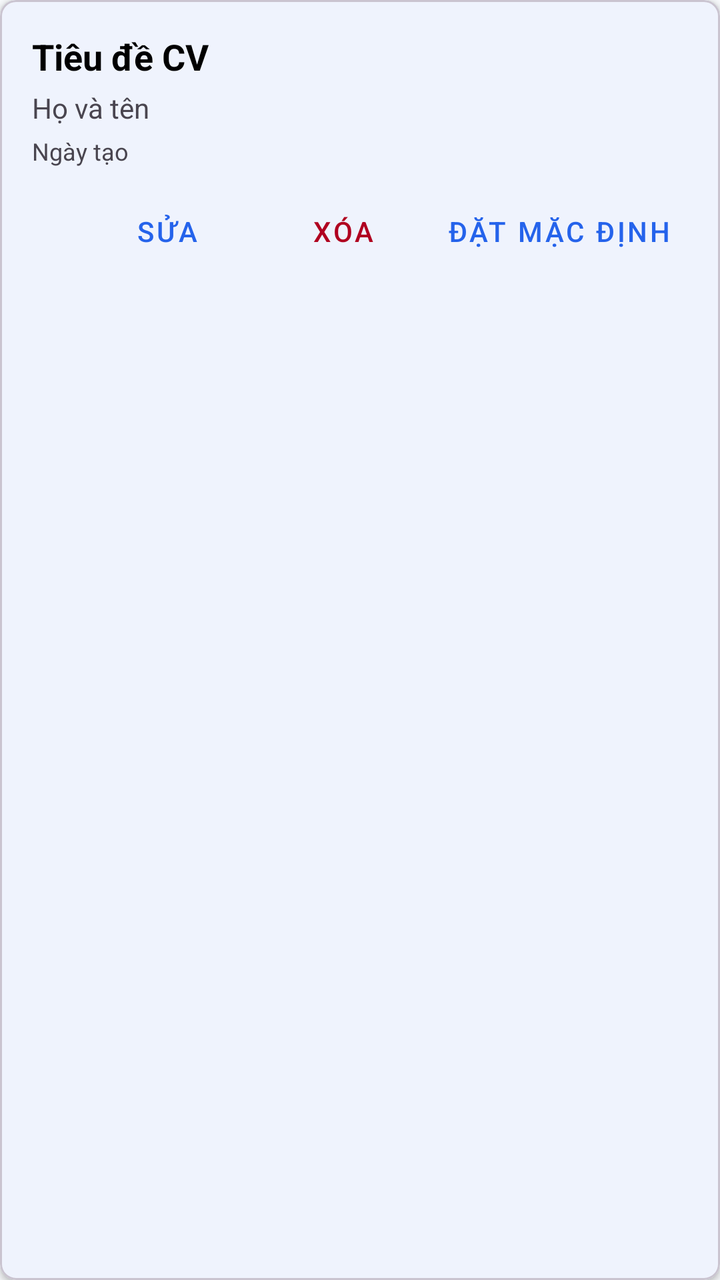
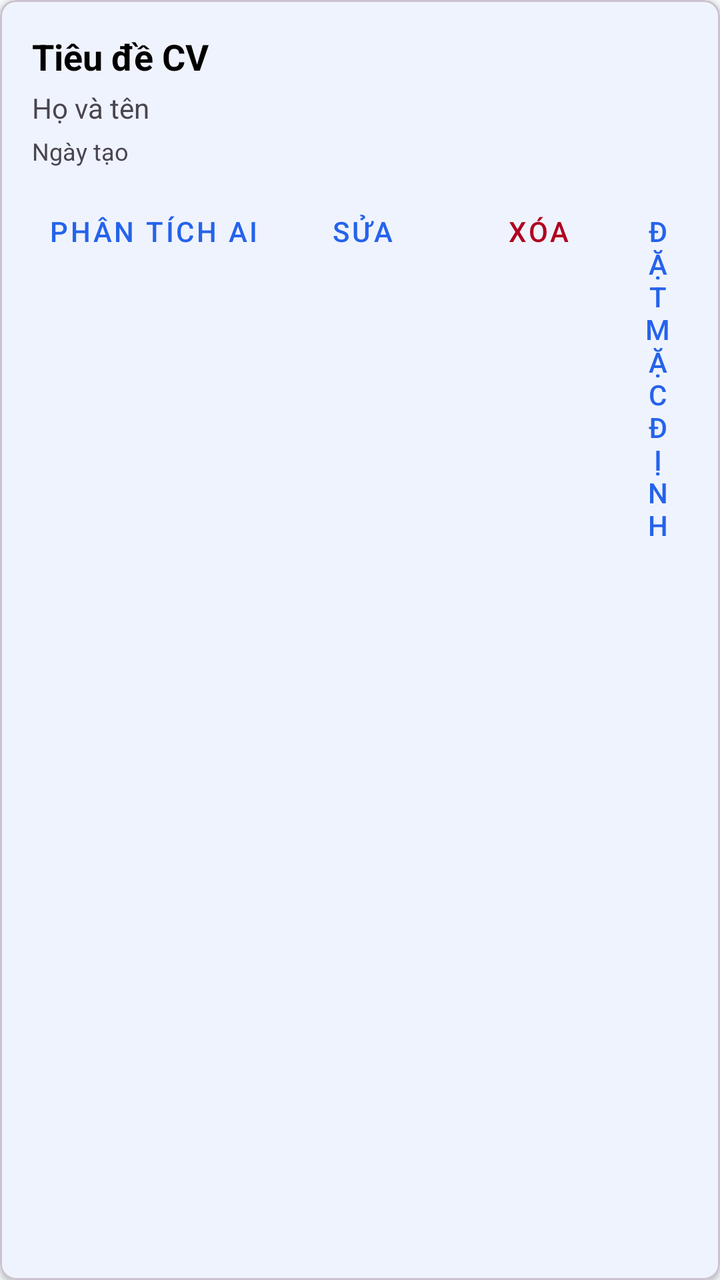

Two renders of the same Android screen: before a commit and after it. Below are the layout's source before the change and the commit's diff.
<!-- AndroidManifest.xml: application theme Theme.Jobmate -->
<!-- res/layout/item_resume.xml -->
<?xml version="1.0" encoding="utf-8"?>
<com.google.android.material.card.MaterialCardView xmlns:android="http://schemas.android.com/apk/res/android"
    xmlns:app="http://schemas.android.com/apk/res-auto"
    android:layout_width="match_parent"
    android:layout_height="wrap_content"
    android:layout_margin="8dp"
    app:cardCornerRadius="8dp"
    app:cardElevation="2dp">

    <androidx.constraintlayout.widget.ConstraintLayout
        android:layout_width="match_parent"
        android:layout_height="wrap_content"
        android:padding="16dp">

        <TextView
            android:id="@+id/tvResumeTitle"
            android:layout_width="0dp"
            android:layout_height="wrap_content"
            android:text="Tiêu đề CV"
            android:textColor="@color/black"
            android:textSize="18sp"
            android:textStyle="bold"
            app:layout_constraintEnd_toStartOf="@+id/ivDefault"
            app:layout_constraintStart_toStartOf="parent"
            app:layout_constraintTop_toTopOf="parent" />

        <ImageView
            android:id="@+id/ivDefault"
            android:layout_width="24dp"
            android:layout_height="24dp"
            android:src="@android:drawable/btn_star_big_on"
            android:visibility="gone"
            app:layout_constraintEnd_toEndOf="parent"
            app:layout_constraintTop_toTopOf="parent" />

        <TextView
            android:id="@+id/tvFullName"
            android:layout_width="wrap_content"
            android:layout_height="wrap_content"
            android:layout_marginTop="4dp"
            android:text="Họ và tên"
            app:layout_constraintStart_toStartOf="parent"
            app:layout_constraintTop_toBottomOf="@id/tvResumeTitle" />

        <TextView
            android:id="@+id/tvCreatedAt"
            android:layout_width="wrap_content"
            android:layout_height="wrap_content"
            android:layout_marginTop="4dp"
            android:text="Ngày tạo"
            android:textSize="12sp"
            app:layout_constraintStart_toStartOf="parent"
            app:layout_constraintTop_toBottomOf="@id/tvFullName" />

        <LinearLayout
            android:layout_width="wrap_content"
            android:layout_height="wrap_content"
            android:layout_marginTop="8dp"
            android:orientation="horizontal"
            app:layout_constraintEnd_toEndOf="parent"
            app:layout_constraintTop_toBottomOf="@id/tvCreatedAt">

            <Button
                android:id="@+id/btnEdit"
                style="@style/Widget.MaterialComponents.Button.TextButton"
                android:layout_width="wrap_content"
                android:layout_height="wrap_content"
                android:text="Sửa" />

            <Button
                android:id="@+id/btnDelete"
                style="@style/Widget.MaterialComponents.Button.TextButton"
                android:layout_width="wrap_content"
                android:layout_height="wrap_content"
                android:text="Xóa"
                android:textColor="@color/design_default_color_error" />

            <Button
                android:id="@+id/btnSetDefault"
                style="@style/Widget.MaterialComponents.Button.TextButton"
                android:layout_width="wrap_content"
                android:layout_height="wrap_content"
                android:text="Đặt mặc định" />
        </LinearLayout>

    </androidx.constraintlayout.widget.ConstraintLayout>

</com.google.android.material.card.MaterialCardView>
<!-- resources referenced by this layout -->
<resources>
  <color name="black">#FF000000</color>
  <style name="Theme.Jobmate" parent="Base.Theme.Jobmate" />
  <style name="Base.Theme.Jobmate" parent="Theme.Material3.DayNight.NoActionBar">
          
          <item name="colorPrimary">@color/primary</item>
          <item name="colorOnPrimary">@color/white</item>
          <item name="colorPrimaryContainer">@color/primary_light</item>
          <item name="colorOnPrimaryContainer">@color/primary_dark</item>
  
          <item name="colorSecondary">@color/text_secondary</item>
          <item name="colorOnSecondary">@color/white</item>
  
          <item name="android:windowBackground">@color/background</item>
          <item name="colorSurface">@color/surface</item>
          <item name="colorOnSurface">@color/text_primary</item>
  
          <item name="colorError">@color/error</item>
          <item name="colorOnError">@color/white</item>
  
          
          <item name="android:statusBarColor">@color/background</item>
          <item name="android:windowLightStatusBar" tools:targetApi="m">true</item>
          <item name="android:navigationBarColor">@color/background</item>
          <item name="android:windowLightNavigationBar" tools:targetApi="o_mr1">true</item>
      </style>
  <color name="primary">#2563EB</color>
  <color name="white">#FFFFFFFF</color>
  <color name="primary_light">#DBEAFE</color>
  <color name="primary_dark">#1D4ED8</color>
  <color name="text_secondary">#64748B</color>
  <color name="background">#F8FAFC</color>
  <color name="surface">#FFFFFF</color>
  <color name="text_primary">#0F172A</color>
  <color name="error">#DC2626</color>
</resources>

<!-- the commit's change to res/layout/item_resume.xml (unified diff, before → after) -->
@@ -61,6 +61,14 @@
             app:layout_constraintTop_toBottomOf="@id/tvCreatedAt">
 
             <Button
+                android:id="@+id/btnAnalyze"
+                style="@style/Widget.MaterialComponents.Button.TextButton"
+                android:layout_width="wrap_content"
+                android:layout_height="wrap_content"
+                android:text="@string/ai_analyze"
+                android:textColor="@color/primary" />
+
+            <Button
                 android:id="@+id/btnEdit"
                 style="@style/Widget.MaterialComponents.Button.TextButton"
                 android:layout_width="wrap_content"
<!-- resource entries referenced after the edit -->
@@ -26,6 +26,7 @@
           <item name="android:windowLightNavigationBar" tools:targetApi="o_mr1">true</item>
       </style>
   <color name="primary">#2563EB</color>
+  <string name="ai_analyze">Phân tích AI</string>
   <color name="white">#FFFFFFFF</color>
   <color name="primary_light">#DBEAFE</color>
   <color name="primary_dark">#1D4ED8</color>
